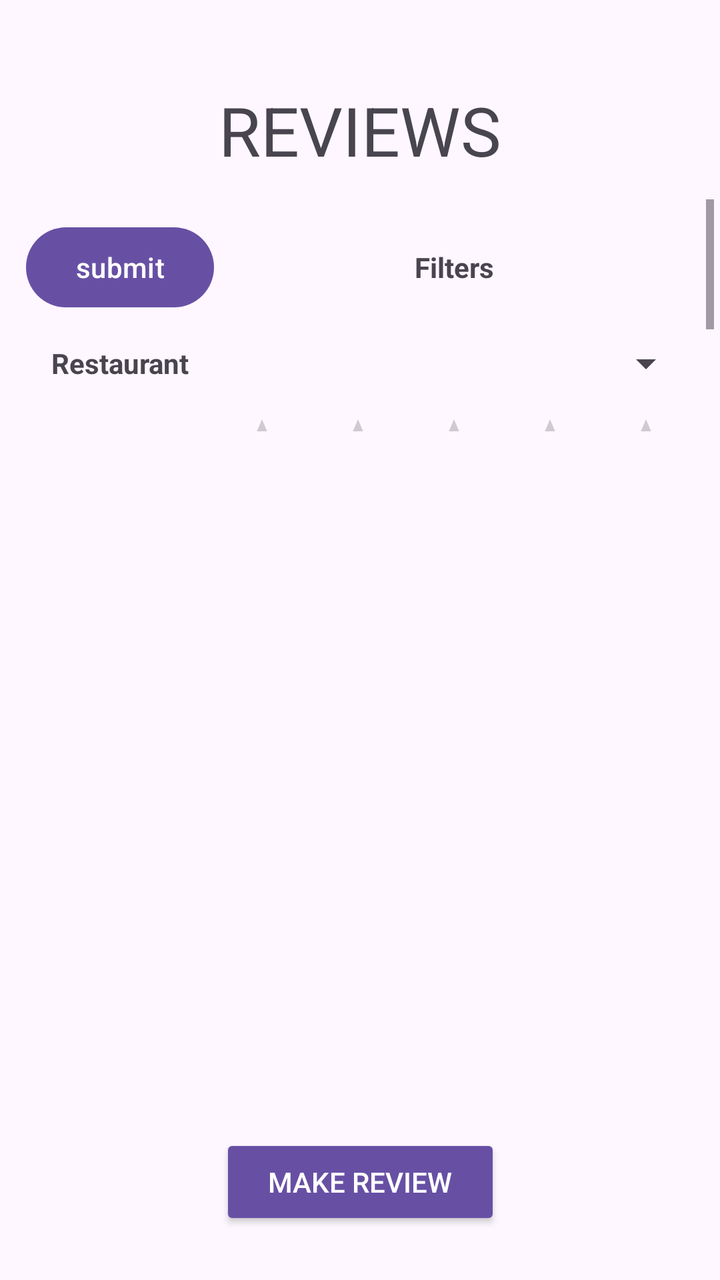
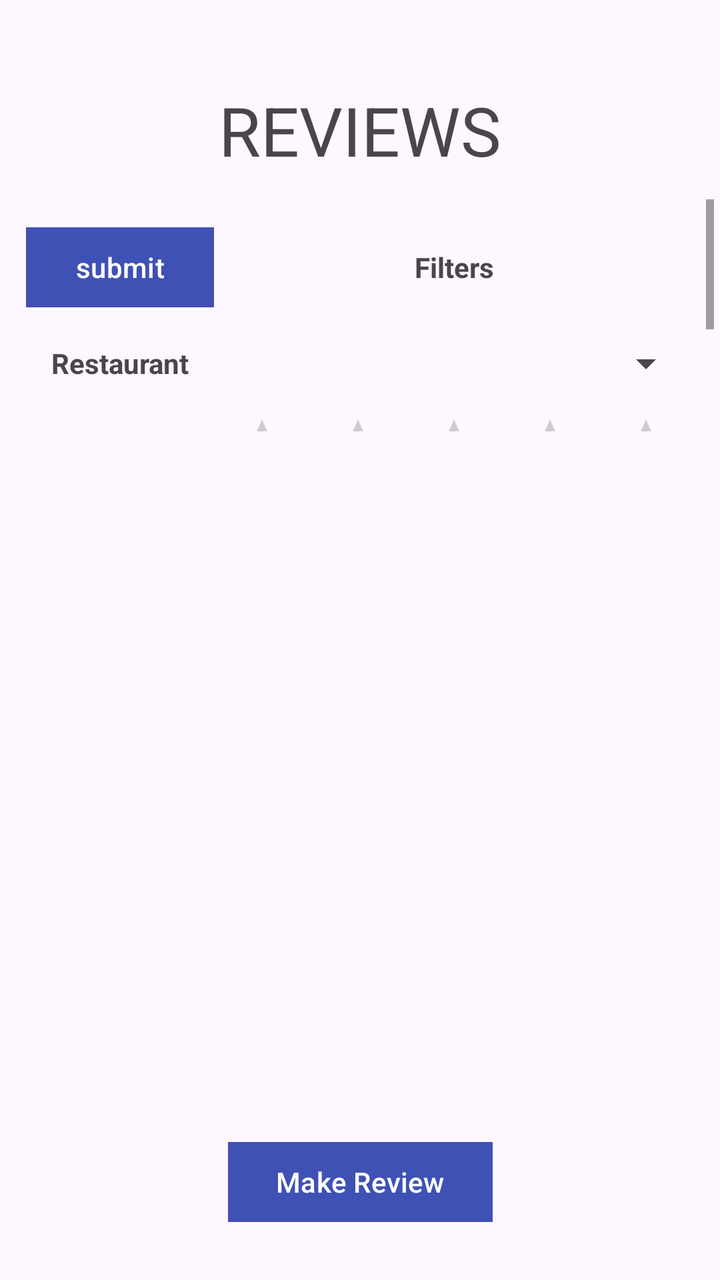

Before-and-after screenshots of an Android layout around one commit, followed by the original layout XML and the change that was made.
<!-- AndroidManifest.xml: application theme Theme.KatEats -->
<!-- res/layout/activity_review_display.xml -->
<?xml version="1.0" encoding="utf-8"?>
<androidx.constraintlayout.widget.ConstraintLayout xmlns:android="http://schemas.android.com/apk/res/android"
    xmlns:app="http://schemas.android.com/apk/res-auto"
    xmlns:tools="http://schemas.android.com/tools"
    android:id="@+id/main"
    android:layout_width="match_parent"
    android:layout_height="match_parent"
    tools:context=".ReviewDisplay">

    <Button
        android:id="@+id/makeReview"
        style="@style/Widget.AppCompat.Button"
        android:layout_width="wrap_content"
        android:layout_height="wrap_content"
        android:text="Make Review"
        app:layout_constraintBottom_toBottomOf="parent"
        app:layout_constraintEnd_toEndOf="parent"
        app:layout_constraintStart_toStartOf="parent"
        app:layout_constraintTop_toBottomOf="@+id/reviewView"
        app:layout_constraintVertical_bias="0.479" />

    <TextView
        android:id="@+id/reviews"
        android:layout_width="wrap_content"
        android:layout_height="wrap_content"
        android:text="REVIEWS"
        android:textSize="34sp"
        app:layout_constraintBottom_toBottomOf="parent"
        app:layout_constraintEnd_toEndOf="parent"
        app:layout_constraintStart_toStartOf="parent"
        app:layout_constraintTop_toTopOf="parent"
        app:layout_constraintVertical_bias="0.071" />

    <androidx.recyclerview.widget.RecyclerView
        android:id="@+id/reviewView"
        android:layout_width="400dp"
        android:layout_height="400dp"
        android:layout_marginBottom="96dp"
        app:layout_constraintBottom_toBottomOf="parent"
        app:layout_constraintEnd_toEndOf="parent"
        app:layout_constraintHorizontal_bias="0.454"
        app:layout_constraintStart_toStartOf="parent"
        app:layout_constraintTop_toBottomOf="@+id/reviewFilter"
        app:layout_constraintVertical_bias="1.0" />

    <ScrollView
        android:id="@+id/reviewFilter"
        android:layout_width="354dp"
        android:layout_height="116dp"
        android:layout_marginTop="12dp"
        app:layout_constraintEnd_toEndOf="parent"
        app:layout_constraintStart_toStartOf="parent"
        app:layout_constraintTop_toBottomOf="@+id/reviews">

        <LinearLayout
            android:layout_width="match_parent"
            android:layout_height="wrap_content"
            android:orientation="vertical">

            <TableLayout
                android:layout_width="match_parent"
                android:layout_height="match_parent"
                android:padding="10dp"
                android:stretchColumns="0">

                <TableRow
                    android:layout_width="match_parent"
                    android:layout_height="match_parent"
                    android:gravity="center">

                    <Button
                        android:id="@+id/submitReviewFilters"
                        android:layout_width="wrap_content"
                        android:layout_height="wrap_content"
                        android:text="submit" />

                    <TextView
                        android:id="@+id/textView20"
                        android:layout_width="match_parent"
                        android:layout_height="wrap_content"
                        android:text="Filters"
                        android:textAlignment="center"
                        android:textStyle="bold" />

                </TableRow>

                <TableRow
                    android:layout_width="match_parent"
                    android:layout_height="match_parent"
                    android:gravity="center"
                    android:textAlignment="center">

                    <TextView
                        android:id="@+id/textView40"
                        android:layout_width="wrap_content"
                        android:layout_height="wrap_content"
                        android:text="Restaurant"
                        android:textAlignment="center"
                        android:textStyle="bold" />

                    <Spinner
                        android:id="@+id/filterReviewRestaurant"
                        android:layout_width="match_parent"
                        android:layout_height="wrap_content"
                        android:minHeight="48dp" />

                </TableRow>

                <TableRow
                    android:layout_width="match_parent"
                    android:layout_height="match_parent"
                    android:gravity="center"
                    android:textAlignment="center">

                    <TextView
                        android:id="@+id/textView30"
                        android:layout_width="wrap_content"
                        android:layout_height="wrap_content"
                        android:text="Desired Rating"
                        android:textAlignment="center"
                        android:textStyle="bold" />

                    <RatingBar
                        android:id="@+id/filterReviewRating"
                        style="@style/Widget.AppCompat.RatingBar"
                        android:layout_width="wrap_content"
                        android:layout_height="43dp"
                        android:layout_column="1"
                        android:isIndicator="false"
                        android:isScrollContainer="false"
                        android:numStars="5"
                        android:stepSize="1" />

                </TableRow>

                <TableRow
                    android:layout_width="match_parent"
                    android:layout_height="match_parent">

                    <CheckBox
                        android:id="@+id/earliestReview"
                        android:layout_width="wrap_content"
                        android:layout_height="wrap_content"
                        android:text="Earliest" />

                    <Spinner
                        android:id="@+id/filterReviewCuisine"
                        android:layout_width="match_parent"
                        android:layout_height="wrap_content"
                        android:minHeight="48dp" />

                </TableRow>

            </TableLayout>
        </LinearLayout>
    </ScrollView>

</androidx.constraintlayout.widget.ConstraintLayout>
<!-- resources referenced by this layout -->
<resources>
  <style name="Theme.KatEats" parent="Base.Theme.KatEats" />
  <style name="Base.Theme.KatEats" parent="Theme.Material3.DayNight.NoActionBar">
          
          
      </style>
</resources>

<!-- the commit's change to res/layout/activity_review_display.xml (unified diff, before → after) -->
@@ -9,9 +9,10 @@
 
     <Button
         android:id="@+id/makeReview"
-        style="@style/Widget.AppCompat.Button"
         android:layout_width="wrap_content"
         android:layout_height="wrap_content"
+        app:backgroundTint="#3F51B5"
+        app:cornerRadius="0dp"
         android:text="Make Review"
         app:layout_constraintBottom_toBottomOf="parent"
         app:layout_constraintEnd_toEndOf="parent"
@@ -71,6 +72,8 @@
                     <Button
                         android:id="@+id/submitReviewFilters"
                         android:layout_width="wrap_content"
+                        app:backgroundTint="#3F51B5"
+                        app:cornerRadius="0dp"
                         android:layout_height="wrap_content"
                         android:text="submit" />
 
@@ -125,6 +128,8 @@
                         style="@style/Widget.AppCompat.RatingBar"
                         android:layout_width="wrap_content"
                         android:layout_height="43dp"
+                        android:progressTint="#FF5722"
+                        android:secondaryProgressTint="#FF5722"
                         android:layout_column="1"
                         android:isIndicator="false"
                         android:isScrollContainer="false"
